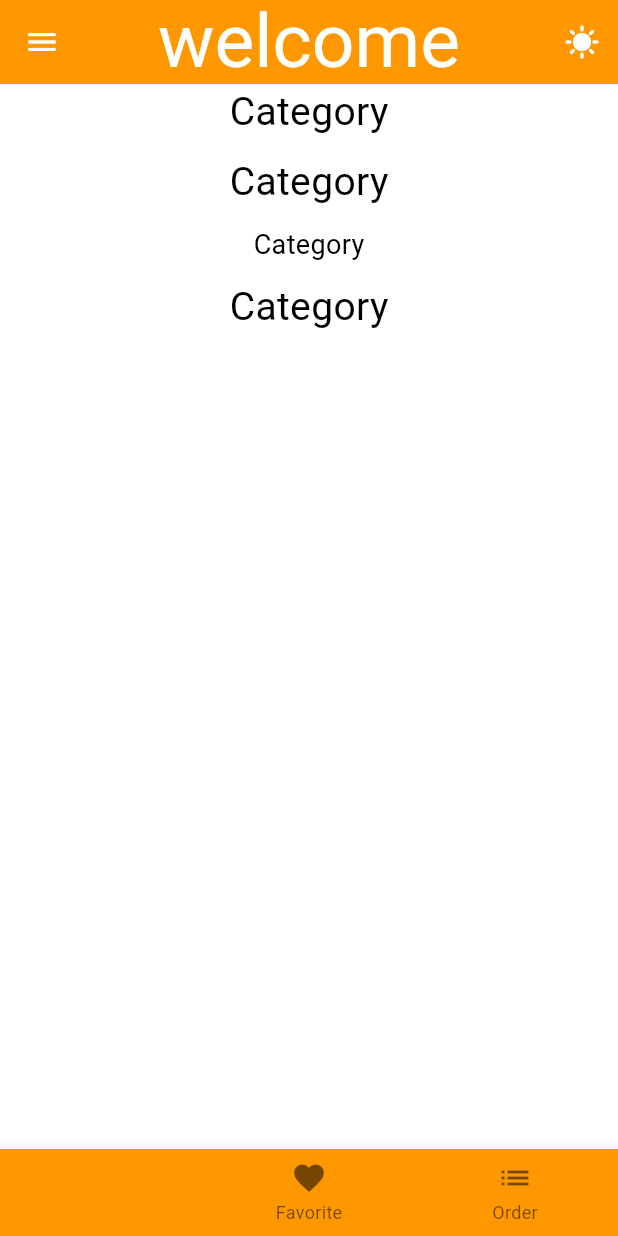
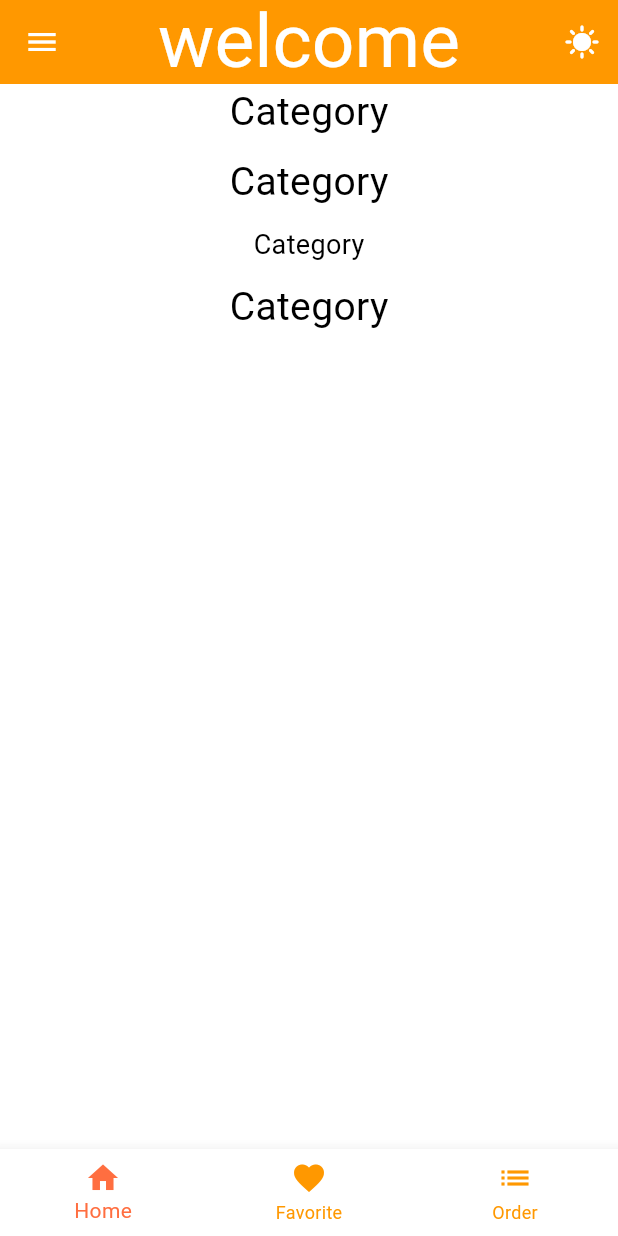
Before and after one commit to Rawezh-Tariq/meals_app, a Flutter app: the screen it shows after launch, on a phone screen of 412 x 824 dp. Run offline on Flutter 3.47's test engine with Material 2 defaults, Android fonts, the phone set to English and light mode, and no system bars.

Commit message:
now it's done Theming

```diff
--- a/lib/screens/bottom_navigator_screen.dart
+++ b/lib/screens/bottom_navigator_screen.dart
@@ -6,6 +6,9 @@ class BottomNavigatorScreen extends StatelessWidget {
   @override
   Widget build(BuildContext context) {
     return BottomNavigationBar(
+      backgroundColor: curentTheme.bottomNavigationBarTheme.backgroundColor,
+      unselectedItemColor:
+          curentTheme.bottomNavigationBarTheme.unselectedItemColor,
       items: const [
         BottomNavigationBarItem(
           icon: Icon(Icons.home),
--- a/lib/tools/theme.dart
+++ b/lib/tools/theme.dart
@@ -40,6 +40,11 @@ ThemeData myDarkTheme = ThemeData(
     ),
     centerTitle: true,
   ),
+  bottomNavigationBarTheme: const BottomNavigationBarThemeData(
+    backgroundColor: Colors.black,
+    unselectedItemColor: Colors.orange,
+    selectedItemColor: Colors.deepOrangeAccent,
+  ),
 );
 
 ThemeData myLightTheme = ThemeData(
@@ -81,4 +86,9 @@ ThemeData myLightTheme = ThemeData(
     ),
     centerTitle: true,
   ),
+  bottomNavigationBarTheme: const BottomNavigationBarThemeData(
+    backgroundColor: Colors.white,
+    unselectedItemColor: Colors.orange,
+    selectedItemColor: Colors.deepOrangeAccent,
+  ),
 );
```
